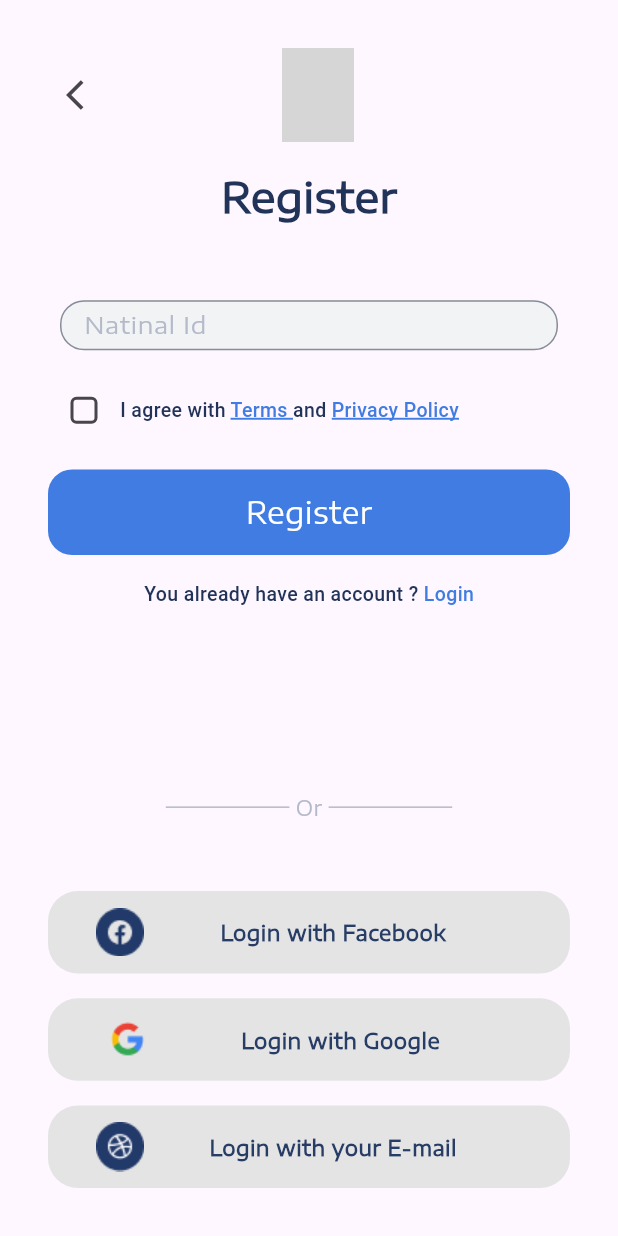
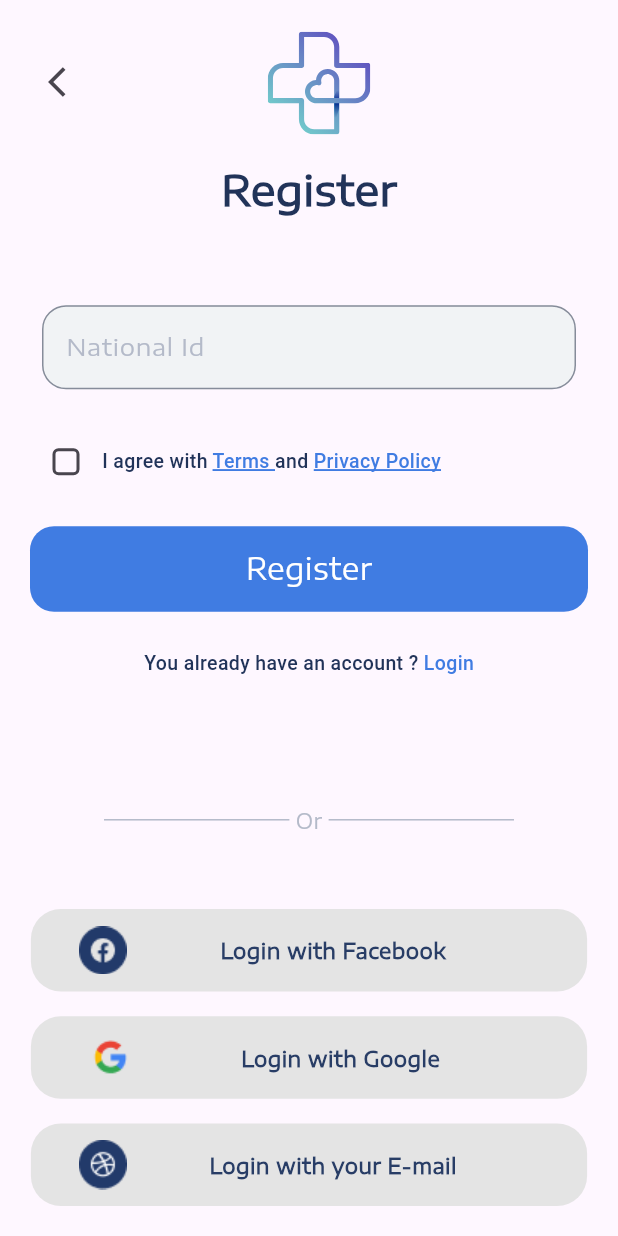
Before and after one commit to Med-EG/Flutter, a Flutter app: the SignUp1 screen opened by its route, on a phone screen of 412 x 824 dp. Run offline on Flutter 3.47's test engine with Material 3 defaults, Android fonts, the phone set to English and light mode, and no system bars; our stand-ins replace dropdown_textfield, flutter_svg, google_nav_bar; project files that could hold a hidden picture were left out; grey boxes are pictures that could not be loaded.

Commit message:
some changes on onboarding screens and signup1

```diff
--- a/lib/Views/loginScreen.dart
+++ b/lib/Views/loginScreen.dart
@@ -1,6 +1,5 @@
 import 'package:flutter/material.dart';
 import 'package:med_eg/Views/HomeScreen.dart';
-import 'package:med_eg/Views/signUp1.dart';
 import 'package:med_eg/Views/signUp2.dart';
 import 'package:med_eg/constants/colors.dart';
 import 'package:med_eg/widgets/custom_circle_container.dart';
--- a/lib/Views/signUp1.dart
+++ b/lib/Views/signUp1.dart
@@ -1,7 +1,6 @@
 import 'package:flutter/material.dart';
 import 'package:flutter_svg/flutter_svg.dart';
 import 'package:med_eg/Views/signUp2.dart';
-import 'package:med_eg/constants/texts.dart';
 import '../constants/colors.dart';
 import '../widgets/custom_button.dart';
 import '../widgets/custom_textFormField.dart';
@@ -25,11 +24,12 @@ class _SignUp1State extends State<SignUp1> {
     return SafeArea(
       child: Scaffold(
         body: Padding(
-          padding: const EdgeInsets.all(32.0),
+          padding: const EdgeInsets.symmetric(vertical:20,horizontal: 20),
           child: Column(
             children: [
               Expanded(
                 child: Row(
+
                   children: [
                     IconButton(
                         onPressed: () {},
@@ -37,7 +37,7 @@ class _SignUp1State extends State<SignUp1> {
                     const Spacer(
                       flex: 3,
                     ),
-                    SvgPicture.asset('assets/images/Frame.svg'),
+                    SvgPicture.asset('assets/images/SVG/Frame (1).svg',height: screenHeight*0.09,),
                     const Spacer(
                       flex: 4,
                     )
@@ -54,14 +54,14 @@ class _SignUp1State extends State<SignUp1> {
 
                       fontWeight: FontWeight.w600,
                       fontSize: 28)),
-              SizedBox(height: screenHeight * 0.05),
+              SizedBox(height: screenHeight * 0.06),
               SizedBox(
-                height: screenHeight * 0.06,
+                height: screenHeight * 0.09,
                 child:
-                    const CustomTextFormField(label: 'Natinal Id', maxLines: 1),
+                    const CustomTextFormField(label: 'National Id', maxLines: 1),
               ),
               SizedBox(
-                height: screenHeight * 0.001,
+                height: screenHeight * 0.004,
               ),
               Expanded(
                 child: Row(
@@ -154,7 +154,7 @@ class _SignUp1State extends State<SignUp1> {
                 ),
               ),
               SizedBox(
-                height: screenHeight * 0.02,
+                height: screenHeight * 0.03,
               ),
               const Text.rich(
                 TextSpan(children: [
@@ -176,7 +176,7 @@ class _SignUp1State extends State<SignUp1> {
                 ]),
               ),
               SizedBox(
-                height: screenHeight * 0.1,
+                height: screenHeight * 0.05,
               ),
               Text(
                 _message,
@@ -188,7 +188,7 @@ class _SignUp1State extends State<SignUp1> {
                   mainAxisAlignment: MainAxisAlignment.center,
                   children: [
                     Container(
-                      width: screenWidth * 0.2,
+                      width: screenWidth * 0.3,
                       height: 1,
                       color: lightGrey,
                     ),
@@ -200,7 +200,7 @@ class _SignUp1State extends State<SignUp1> {
                           color: lightGrey),
                     ),
                     Container(
-                      width: screenWidth * 0.2,
+                      width: screenWidth * 0.3,
                       height: 1,
                       color: lightGrey,
                     )
--- a/lib/main.dart
+++ b/lib/main.dart
@@ -4,6 +4,7 @@ import 'package:med_eg/Views/HomeScreen.dart';
 import 'package:med_eg/Views/NoPatientAppointmentsScreen.dart';
 import 'package:med_eg/Views/RestPassword.dart';
 import 'package:med_eg/Views/check_reservation.dart';
+import 'package:med_eg/Views/chooseUserType.dart';
 import 'package:med_eg/Views/createNewPassword.dart';
 import 'package:med_eg/Views/find_doctor.dart';
 import 'package:med_eg/Views/message_screen.dart';
@@ -63,10 +64,11 @@ class MyApp extends StatelessWidget {
         const NoPatientAppoointment().id: (context) =>
             const NoPatientAppoointment(),
             const ReserveDoctor().id: (context) => const ReserveDoctor(),
-            CheckReservation().id:(context) => CheckReservation(),
+            const CheckReservation().id:(context) =>const CheckReservation(),
+            const ChooseUserType().id:(context) => const ChooseUserType(),
       },
       debugShowCheckedModeBanner: false,
-      home: const OnBording(),
+      home: const SignUp1(),
     );
   }
 }
```
Also changed, not shown: lib/Views/chooseUserType.dart (+5 -3 lines), lib/Views/onBoarding.dart (+14 -10 lines).
